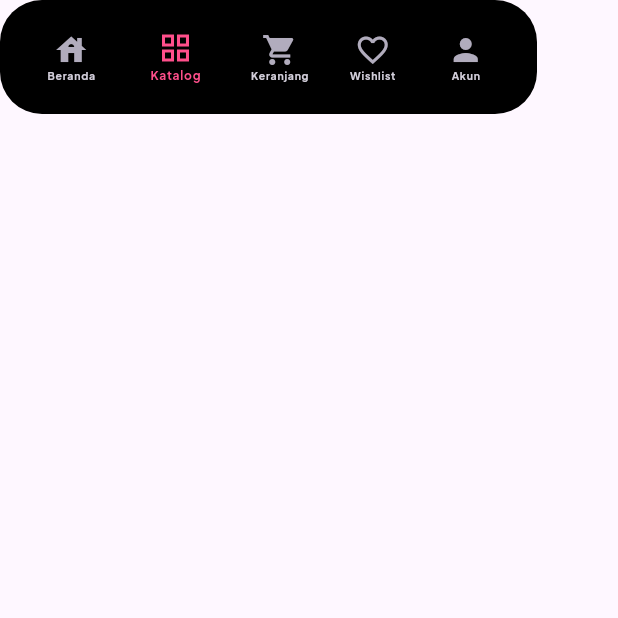
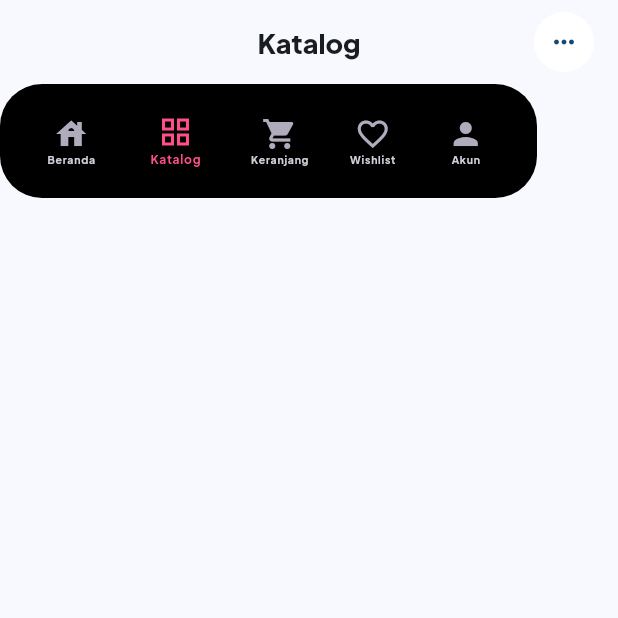
Before and after one commit to NicholasZanetiAulivier/Flutter-HobbyTown-Demo-App, a Flutter app: the screen it shows after launch, after a tap on "Katalog", on a phone screen of 412 x 824 dp, the top half of it. Run offline on Flutter 3.47's test engine with Material 3 defaults, Android fonts, the phone set to English and light mode, and no system bars; missing offline and left inert: flutter_floating_bottom_bar.

Commit message:
feat(appbar): add navbar and appbar interactions

```diff
--- /dev/null
+++ b/lib/components/top_app_bar.dart
@@ -0,0 +1,46 @@
+import 'package:flutter/material.dart';
+
+class TopAppBarContent extends StatelessWidget {
+  const TopAppBarContent({
+    super.key,
+    required this.titleText,
+    required this.shouldShowBackButton,
+  });
+
+  final String titleText;
+  final bool shouldShowBackButton;
+
+  @override
+  Widget build(BuildContext context) {
+    return Row(
+      mainAxisAlignment: MainAxisAlignment.spaceBetween,
+      children: [
+        CircleAvatar(
+          radius: 20,
+          backgroundColor: shouldShowBackButton
+              ? Colors.white
+              : Colors.transparent,
+          child: IconButton(
+            onPressed: shouldShowBackButton
+                ? () {
+                    Navigator.of(context).pop();
+                  }
+                : null,
+            color: Colors.black,
+            disabledColor: Colors.transparent,
+            icon: Icon(Icons.arrow_back_outlined, size: 20),
+          ),
+        ),
+        Text(titleText, style: Theme.of(context).textTheme.headlineLarge),
+        CircleAvatar(
+          radius: 20,
+          backgroundColor: Colors.white,
+          child: IconButton(
+            onPressed: () {},
+            icon: Icon(Icons.more_horiz, size: 20),
+          ),
+        ),
+      ],
+    );
+  }
+}
--- a/lib/main.dart
+++ b/lib/main.dart
@@ -13,8 +13,13 @@ class MyApp extends StatelessWidget {
     return MaterialApp(
       title: 'Flutter Demo',
       theme: ThemeData(
-        colorScheme: .fromSeed(seedColor: Colors.deepPurple),
+        colorScheme: .fromSeed(seedColor: Color(0xFFF8F7FA)),
         textTheme: TextTheme(
+          headlineLarge: TextStyle(
+            fontFamily: "PlusJakartaSans",
+            fontWeight: FontWeight.w900,
+            fontSize: 18,
+          ),
           labelSmall: TextStyle(
             fontFamily: "PlusJakartaSans",
             fontWeight: FontWeight.w700,
--- a/lib/screens/home_screen.dart
+++ b/lib/screens/home_screen.dart
@@ -1,9 +1,22 @@
 import 'package:flutter/material.dart';
 import 'package:flutter_floating_bottom_bar/flutter_floating_bottom_bar.dart';
 import 'package:hobby_town_demo/components/floating_app_bar.dart';
+import 'package:hobby_town_demo/components/top_app_bar.dart';
+import 'package:hobby_town_demo/screens/cart_screen.dart';
+import 'package:hobby_town_demo/screens/catalog_screen.dart';
+import 'package:hobby_town_demo/screens/general_screen.dart';
+import 'package:hobby_town_demo/screens/profile_screen.dart';
+import 'package:hobby_town_demo/screens/wishlist_screen.dart';
 
 class HomeScreen extends StatefulWidget {
   const HomeScreen({super.key});
+
+  final List<Widget> pages = const <Widget>[
+    GeneralScreen(),
+    CatalogScreen(),
+    WishlistScreen(),
+    ProfileScreen(),
+  ];
 
   @override
   State<HomeScreen> createState() => _HomeScreenState();
@@ -11,19 +24,66 @@ class HomeScreen extends StatefulWidget {
 
 class _HomeScreenState extends State<HomeScreen> {
   int currentIndex = 0;
+  String titleText = "Beranda";
+  late Widget currentPage;
+
+  void onNavPick(int i) {
+    switch (i) {
+      case 0:
+        {
+          currentPage = widget.pages[0];
+          titleText = "Beranda";
+          break;
+        }
+      case 1:
+        {
+          currentPage = widget.pages[1];
+          titleText = "Katalog";
+          break;
+        }
+      case 2:
+        {
+          Navigator.of(context)
+              .push(MaterialPageRoute(builder: (context) => CartScreen()));
+          break;
+        }
+      case 3:
+        {
+          currentPage = widget.pages[2];
+          titleText = "Wishlist";
+          break;
+        }
+      case 4:
+        {
+          currentPage = widget.pages[3];
+          titleText = "Akun Saya";
+          break;
+        }
+      default:
+        {
+          onNavPick(0);
+          return;
+        }
+    }
+
+    setState(() {});
+  }
 
   @override
   Widget build(BuildContext context) {
+    setState(() {
+      currentPage = widget.pages[0];
+    });
     return Scaffold(
+      appBar: AppBar(
+        title: TopAppBarContent(
+          titleText: titleText,
+          shouldShowBackButton: false,
+        ),
+      ),
       body: BottomBar(
-        child: FloatingAppBar(
-          setIndexCallback: (i) {
-            setState(() {
-              currentIndex = i;
-            });
-          },
-        ),
-        body: Placeholder(),
+        body: currentPage,
+        child: FloatingAppBar(setIndexCallback: onNavPick),
       ),
     );
   }
```
Also changed, not shown: lib/screens/cart_screen.dart (added, +15 -0 lines), lib/screens/catalog_screen.dart (added, +15 -0 lines), lib/screens/general_screen.dart (added, +15 -0 lines), lib/screens/profile_screen.dart (added, +15 -0 lines), lib/screens/wishlist_screen.dart (added, +15 -0 lines).
